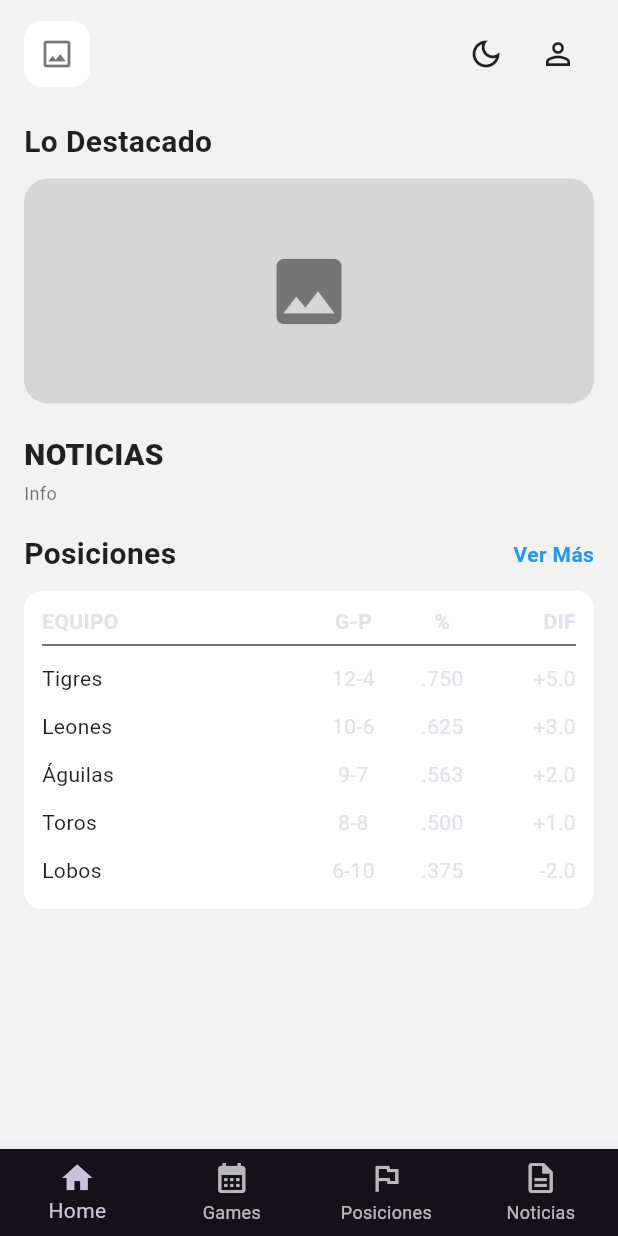
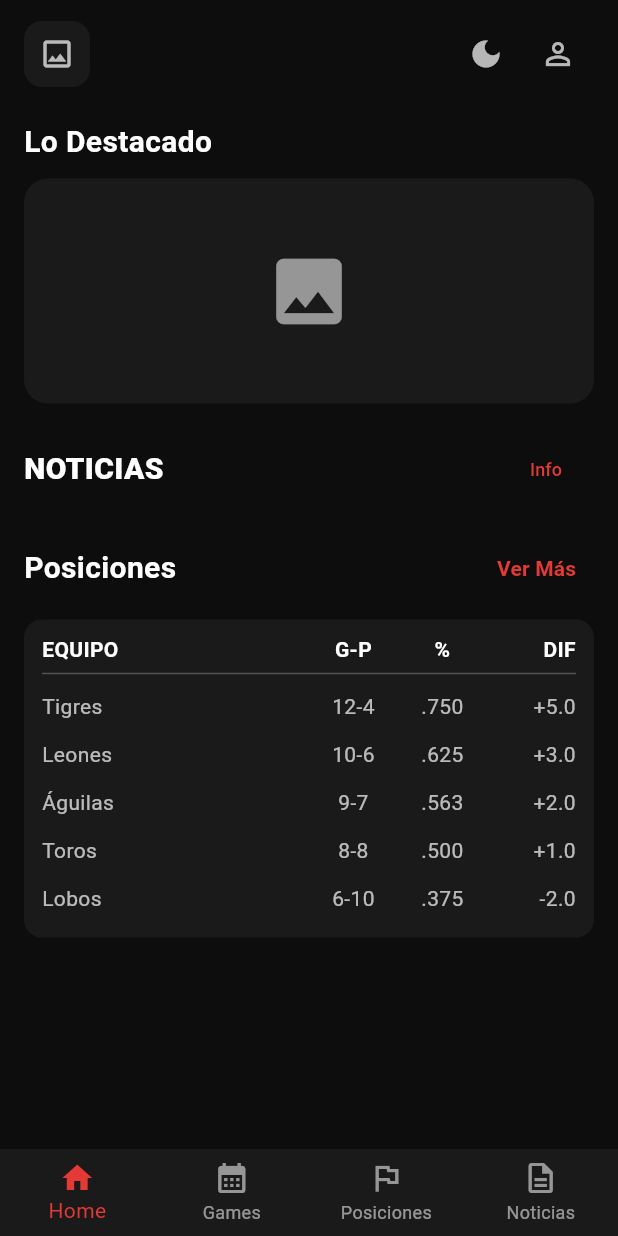
Before and after one commit to tesvocacionalcbtis106/news_ffl, a Flutter app: the HomeScreen screen opened directly, on a phone screen of 412 x 824 dp. Run offline on Flutter 3.47's test engine with Material 3 defaults, Android fonts, the phone set to English and light mode, and no system bars.

Commit message:
home screen v.1

```diff
--- a/lib/home_screen.dart
+++ b/lib/home_screen.dart
@@ -14,7 +14,7 @@ class HomeScreen extends StatelessWidget {
     ];
 
     return Scaffold(
-      backgroundColor: const Color(0xFFF2F2F2),
+      backgroundColor: const Color(0xFF0D0D0D),
       body: SafeArea(
         child: Padding(
           padding: const EdgeInsets.symmetric(horizontal: 16, vertical: 12),
@@ -27,31 +27,31 @@ class HomeScreen extends StatelessWidget {
                     width: 44,
                     height: 44,
                     decoration: BoxDecoration(
-                      color: Colors.white,
+                      color: const Color(0xFF1A1A1A),
                       borderRadius: BorderRadius.circular(12),
                     ),
-                    child: const Icon(Icons.image_outlined, color: Colors.black54),
+                    child: const Icon(Icons.image_outlined, color: Colors.white70),
                   ),
                   const Spacer(),
                   IconButton(
                     onPressed: () {},
-                    icon: const Icon(Icons.dark_mode_outlined),
-                    color: Colors.black87,
+                    icon: const Icon(Icons.dark_mode),
+                    color: Colors.white70,
                   ),
                   IconButton(
                     onPressed: () {},
                     icon: const Icon(Icons.person_outline),
-                    color: Colors.black87,
+                    color: Colors.white70,
                   ),
                 ],
               ),
               const SizedBox(height: 20),
-              const Text(
+              Text(
                 'Lo Destacado',
-                style: TextStyle(
+                style: const TextStyle(
                   fontSize: 20,
                   fontWeight: FontWeight.bold,
-                  color: Colors.black87,
+                  color: Colors.white,
                 ),
               ),
               const SizedBox(height: 10),
@@ -59,47 +59,57 @@ class HomeScreen extends StatelessWidget {
                 height: 150,
                 width: double.infinity,
                 decoration: BoxDecoration(
-                  color: const Color(0xFFD6D6D6),
+                  color: const Color(0xFF1A1A1A),
                   borderRadius: BorderRadius.circular(16),
                 ),
                 child: const Center(
-                  child: Icon(Icons.image, size: 58, color: Colors.black45),
+                  child: Icon(Icons.image, size: 58, color: Colors.white54),
                 ),
               ),
               const SizedBox(height: 20),
-              const Text(
+              Row(
+                children: [
+                  Text(
                     'NOTICIAS',
-                style: TextStyle(
+                    style: const TextStyle(
                       fontSize: 20,
                       fontWeight: FontWeight.w800,
-                  color: Colors.black87,
+                      color: Colors.white,
                     ),
                   ),
-              const SizedBox(height: 2),
-              const Text(
+                  const Spacer(),
+                  TextButton(
+                    onPressed: () {},
+                    child: const Text(
                       'Info',
                       style: TextStyle(
                         fontSize: 12,
-                  color: Colors.black54,
+                        color: Color(0xFFE53935),
                       ),
+                    ),
+                  ),
+                ],
               ),
               const SizedBox(height: 18),
               Row(
-                children: const [
-                  Text(
+                children: [
+                  const Text(
                     'Posiciones',
                     style: TextStyle(
                       fontSize: 20,
                       fontWeight: FontWeight.bold,
-                      color: Colors.black87,
+                      color: Colors.white,
                     ),
                   ),
-                  Spacer(),
-                  Text(
+                  const Spacer(),
+                  TextButton(
+                    onPressed: () {},
+                    child: const Text(
                       'Ver Más',
                       style: TextStyle(
-                      color: Colors.blue,
+                        color: Color(0xFFE53935),
                         fontWeight: FontWeight.w600,
+                      ),
                     ),
                   ),
                 ],
@@ -107,14 +117,14 @@ class HomeScreen extends StatelessWidget {
               const SizedBox(height: 10),
               Container(
                 decoration: BoxDecoration(
-                  color: Colors.white,
+                  color: const Color(0xFF1A1A1A),
                   borderRadius: BorderRadius.circular(12),
                 ),
                 padding: const EdgeInsets.symmetric(horizontal: 12, vertical: 10),
                 child: Column(
                   children: [
                     const _StandingsHeader(),
-                    const Divider(height: 12),
+                    const Divider(height: 12, color: Colors.white24),
                     ...standings
                         .map(
                           (team) => Padding(
@@ -138,6 +148,9 @@ class HomeScreen extends StatelessWidget {
       bottomNavigationBar: BottomNavigationBar(
         currentIndex: 0,
         type: BottomNavigationBarType.fixed,
+        backgroundColor: const Color(0xFF1A1A1A),
+        selectedItemColor: const Color(0xFFE53935),
+        unselectedItemColor: Colors.white54,
         items: const [
           BottomNavigationBarItem(icon: Icon(Icons.home), label: 'Home'),
           BottomNavigationBarItem(icon: Icon(Icons.calendar_month), label: 'Games'),
@@ -156,10 +169,10 @@ class _StandingsHeader extends StatelessWidget {
   Widget build(BuildContext context) {
     return const Row(
       children: [
-        Expanded(flex: 3, child: Text('EQUIPO', style: TextStyle(fontWeight: FontWeight.bold))),
-        Expanded(child: Text('G-P', textAlign: TextAlign.center, style: TextStyle(fontWeight: FontWeight.bold))),
-        Expanded(child: Text('%', textAlign: TextAlign.center, style: TextStyle(fontWeight: FontWeight.bold))),
-        Expanded(child: Text('DIF', textAlign: TextAlign.end, style: TextStyle(fontWeight: FontWeight.bold))),
+        Expanded(flex: 3, child: Text('EQUIPO', style: TextStyle(fontWeight: FontWeight.bold, color: Colors.white))),
+        Expanded(child: Text('G-P', textAlign: TextAlign.center, style: TextStyle(fontWeight: FontWeight.bold, color: Colors.white))),
+        Expanded(child: Text('%', textAlign: TextAlign.center, style: TextStyle(fontWeight: FontWeight.bold, color: Colors.white))),
+        Expanded(child: Text('DIF', textAlign: TextAlign.end, style: TextStyle(fontWeight: FontWeight.bold, color: Colors.white))),
       ],
     );
   }
@@ -182,10 +195,10 @@ class _StandingRow extends StatelessWidget {
   Widget build(BuildContext context) {
     return Row(
       children: [
-        Expanded(flex: 3, child: Text(team, style: const TextStyle(color: Colors.black87))),
-        Expanded(child: Text(gp, textAlign: TextAlign.center)),
-        Expanded(child: Text(pct, textAlign: TextAlign.center)),
-        Expanded(child: Text(diff, textAlign: TextAlign.end)),
+        Expanded(flex: 3, child: Text(team, style: const TextStyle(color: Colors.white70))),
+        Expanded(child: Text(gp, textAlign: TextAlign.center, style: TextStyle(color: Colors.white70))),
+        Expanded(child: Text(pct, textAlign: TextAlign.center, style: TextStyle(color: Colors.white70))),
+        Expanded(child: Text(diff, textAlign: TextAlign.end, style: TextStyle(color: Colors.white70))),
       ],
     );
   }
```
Lines whose indentation alone changed are shown as unchanged.
